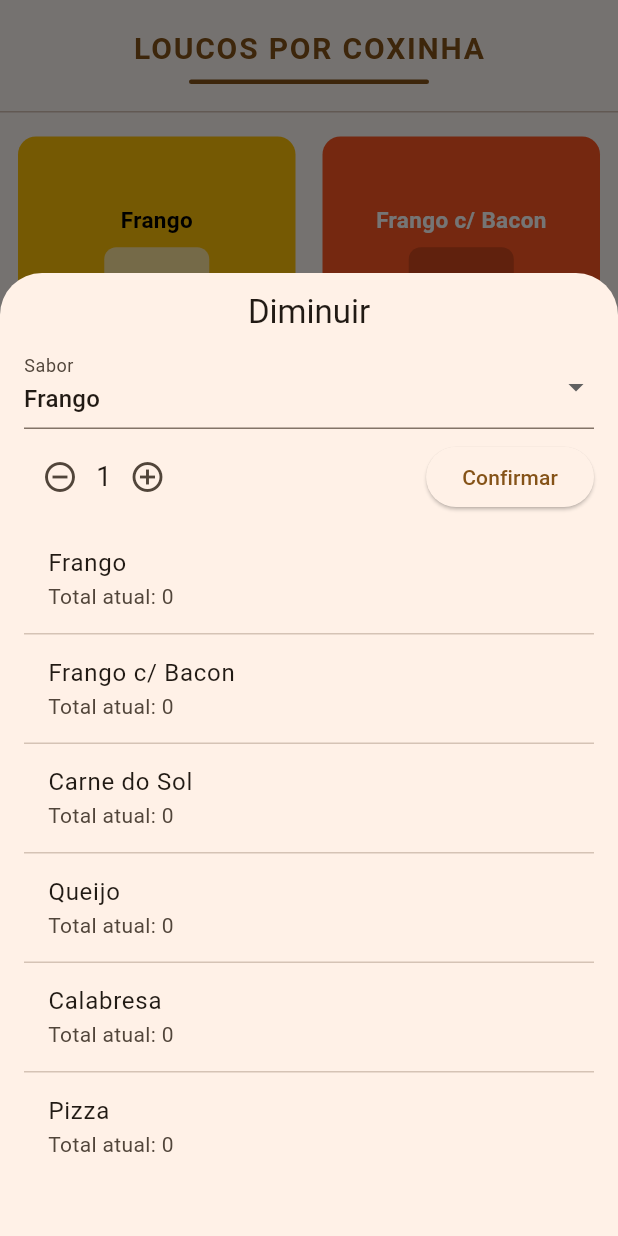
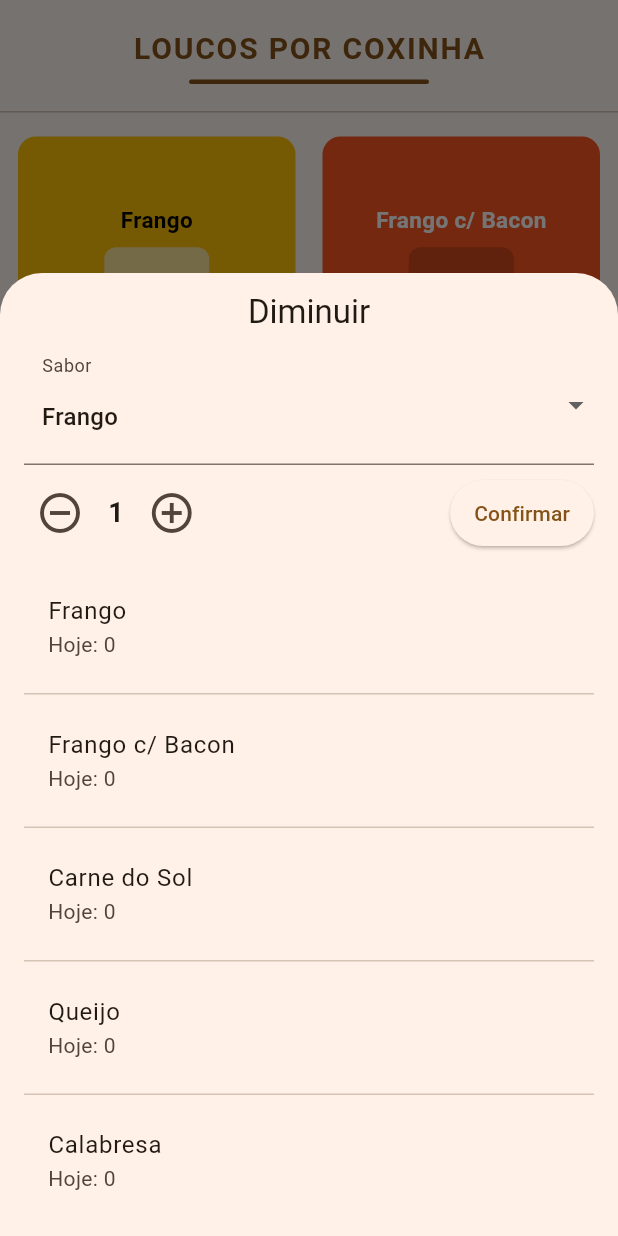
Before and after one commit to davicardoso5524/contador_app, a Flutter app: the screen it shows after launch, item 2 of the bottom bar chosen, on a phone screen of 412 x 824 dp. Run offline on Flutter 3.47's test engine with Material 3 defaults, Android fonts, the phone set to English and light mode, and no system bars; our stand-ins replace shared_preferences.

Commit message:
Subindo versão nova

```diff
--- a/lib/pages/home_page.dart
+++ b/lib/pages/home_page.dart
@@ -35,7 +35,6 @@ class _HomePageState extends State<HomePage> with WidgetsBindingObserver {
   @override
   void didChangeAppLifecycleState(AppLifecycleState state) {
     if (state == AppLifecycleState.resumed) {
-      // app voltou ao foreground — recalcula totais do dia
       _refresh();
     }
   }
@@ -51,14 +50,12 @@ class _HomePageState extends State<HomePage> with WidgetsBindingObserver {
   }
 
   Future<void> _refresh() async {
-    // reload from service
     setState(() {
       _counters = _service.counters;
       _todayTotals = _service.totalsForSingleDate(DateTime.now());
     });
   }
 
-  // incrementa +1 (tap direto em card)
   Future<void> _increment(String id) async {
     try {
       await _service.applyDelta(id, 1);
@@ -74,7 +71,6 @@ class _HomePageState extends State<HomePage> with WidgetsBindingObserver {
     }
   }
 
-  // abrir sheet para ajustar (delta positivo ou negativo)
   void _openAdjustSheet(bool isIncrement) {
     showModalBottomSheet(
       context: context,
@@ -82,7 +78,7 @@ class _HomePageState extends State<HomePage> with WidgetsBindingObserver {
       builder: (_) => _AdjustSheet(
         service: _service,
         isIncrement: isIncrement,
-        onDone: _refresh, // agora _refresh retorna Future<void>
+        onDone: _refresh,
       ),
     );
   }
@@ -97,6 +93,38 @@ class _HomePageState extends State<HomePage> with WidgetsBindingObserver {
       return const Scaffold(body: Center(child: CircularProgressIndicator()));
     }
 
+    // Pega o tamanho da tela para calcular responsividade
+    final screenWidth = MediaQuery.of(context).size.width;
+    final screenHeight = MediaQuery.of(context).size.height;
+
+    // Define número de colunas baseado na largura da tela
+    int crossAxisCount = 2;
+    double childAspectRatio = 0.95;
+    double horizontalPadding = 12.0;
+    double verticalPadding = 16.0;
+    double spacing = 18.0;
+
+    // Ajustes para telas pequenas (como A06)
+    if (screenWidth < 360) {
+      // Telas muito pequenas
+      crossAxisCount = 2;
+      childAspectRatio = 0.85;
+      horizontalPadding = 8.0;
+      verticalPadding = 12.0;
+      spacing = 12.0;
+    } else if (screenWidth < 400) {
+      // Telas pequenas
+      crossAxisCount = 2;
+      childAspectRatio = 0.90;
+      horizontalPadding = 10.0;
+      verticalPadding = 14.0;
+      spacing = 14.0;
+    } else if (screenWidth > 600) {
+      // Tablets
+      crossAxisCount = 3;
+      childAspectRatio = 1.0;
+    }
+
     final colors = [
       Colors.amber,
       Colors.deepOrange,
@@ -107,28 +135,30 @@ class _HomePageState extends State<HomePage> with WidgetsBindingObserver {
     ];
 
     return Scaffold(
-      body: Column(
+      body: SafeArea(
+        child: Column(
           children: [
             const AppHeader(title: 'LOUCOS POR COXINHA'),
             const Divider(height: 1, thickness: 1),
             Expanded(
               child: Padding(
-              padding: const EdgeInsets.symmetric(horizontal: 12, vertical: 16),
+                padding: EdgeInsets.symmetric(
+                  horizontal: horizontalPadding,
+                  vertical: verticalPadding,
+                ),
                 child: GridView.builder(
                   itemCount: _counters.length,
-                gridDelegate: const SliverGridDelegateWithFixedCrossAxisCount(
-                  crossAxisCount: 2, // suas 2 colunas
-                  mainAxisSpacing: 18,
-                  crossAxisSpacing: 18,
-                  childAspectRatio: 0.95,
+                  gridDelegate: SliverGridDelegateWithFixedCrossAxisCount(
+                    crossAxisCount: crossAxisCount,
+                    mainAxisSpacing: spacing,
+                    crossAxisSpacing: spacing,
+                    childAspectRatio: childAspectRatio,
                   ),
                   itemBuilder: (context, index) {
                     final c = _counters[index];
                     return FlavorCard(
                       flavorName: c.name,
                       color: colors[index % colors.length],
-                    // ANTES: value: c.value,
-                    // AGORA: valor mostrado é o total do DIA (hoje)
                       value: _todayTotals[c.id] ?? 0,
                       onTap: () => _increment(c.id),
                     );
@@ -138,14 +168,13 @@ class _HomePageState extends State<HomePage> with WidgetsBindingObserver {
             ),
             const Divider(height: 1, thickness: 1),
             FooterMenu(
-            onHome: () {
-              // nada por enquanto
-            },
+              onHome: () {},
               onMinus: () => _openAdjustSheet(false),
               onPlus: () => _openAdjustSheet(true),
               onReport: _openReport,
             ),
           ],
+        ),
       ),
     );
   }
@@ -155,7 +184,7 @@ class _HomePageState extends State<HomePage> with WidgetsBindingObserver {
 class _AdjustSheet extends StatefulWidget {
   final CounterService service;
   final bool isIncrement;
-  final Future<void> Function()? onDone; // <-- changed to return Future<void>
+  final Future<void> Function()? onDone;
 
   const _AdjustSheet({
     required this.service,
@@ -182,6 +211,23 @@ class _AdjustSheetState extends State<_AdjustSheet> {
   Future<void> _apply() async {
     if (_selectedId == null) return;
     final delta = widget.isIncrement ? _quantity : -_quantity;
+
+    // Verifica se a operação vai resultar em valor negativo
+    if (!widget.isIncrement) {
+      final currentItem = _items.firstWhere((item) => item.id == _selectedId);
+      if (currentItem.value < _quantity) {
+        if (!mounted) return;
+        ScaffoldMessenger.of(context).showSnackBar(
+          SnackBar(
+            content: Text('Não é possível remover $_quantity. Valor atual: ${currentItem.value}'),
+            duration: const Duration(milliseconds: 1500),
+            backgroundColor: Colors.orange,
+          ),
+        );
+        return;
+      }
+    }
+
     try {
       await widget.service.applyDelta(_selectedId!, delta);
       if (!mounted) return;
@@ -189,61 +235,151 @@ class _AdjustSheetState extends State<_AdjustSheet> {
       if (widget.onDone != null) await widget.onDone!();
       if (!mounted) return;
       ScaffoldMessenger.of(context).showSnackBar(
-        SnackBar(content: Text('${widget.isIncrement ? 'Adicionado' : 'Removido'} $_quantity'), duration: const Duration(milliseconds: 800)),
+        SnackBar(
+          content: Text('${widget.isIncrement ? 'Adicionado' : 'Removido'} $_quantity'),
+          duration: const Duration(milliseconds: 800),
+        ),
       );
     } catch (e) {
       if (!mounted) return;
-      ScaffoldMessenger.of(context).showSnackBar(SnackBar(content: Text('Erro: ${e.toString()}')));
+      ScaffoldMessenger.of(context).showSnackBar(
+        SnackBar(content: Text('Erro: ${e.toString()}')),
+      );
     }
   }
 
   @override
   Widget build(BuildContext context) {
     final title = widget.isIncrement ? 'Adicionar' : 'Diminuir';
+    final screenHeight = MediaQuery.of(context).size.height;
+    final screenWidth = MediaQuery.of(context).size.width;
+
+    // Ajusta padding para telas menores
+    final horizontalPadding = screenWidth < 360 ? 12.0 : 16.0;
+    final topPadding = screenWidth < 360 ? 8.0 : 12.0;
+
     return SafeArea(
       child: Padding(
-        padding: EdgeInsets.only(bottom: MediaQuery.of(context).viewInsets.bottom + 12, left: 16, right: 16, top: 12),
+        padding: EdgeInsets.only(
+          bottom: MediaQuery.of(context).viewInsets.bottom + topPadding,
+          left: horizontalPadding,
+          right: horizontalPadding,
+          top: topPadding,
+        ),
         child: ConstrainedBox(
-          constraints: BoxConstraints(maxHeight: MediaQuery.of(context).size.height * 0.75),
+          constraints: BoxConstraints(
+            maxHeight: screenHeight * 0.75,
+            minHeight: screenHeight * 0.3,
+          ),
           child: Column(
             mainAxisSize: MainAxisSize.min,
             children: [
-              Text(title, style: Theme.of(context).textTheme.titleLarge),
-              const SizedBox(height: 8),
+              Text(
+                title,
+                style: Theme.of(context).textTheme.titleLarge?.copyWith(
+                  fontSize: screenWidth < 360 ? 18 : null,
+                ),
+              ),
+              SizedBox(height: screenWidth < 360 ? 6 : 8),
               DropdownButtonFormField<String>(
-                initialValue: _selectedId, // <- changed to initialValue (deprecated fix)
-                items: _items.map((c) => DropdownMenuItem(value: c.id, child: Text(c.name))).toList(),
+                value: _selectedId,
+                items: _items
+                    .map((c) => DropdownMenuItem(
+                  value: c.id,
+                  child: Text(
+                    c.name,
+                    style: TextStyle(
+                      fontSize: screenWidth < 360 ? 14 : 16,
+                    ),
+                  ),
+                ))
+                    .toList(),
                 onChanged: (v) => setState(() => _selectedId = v),
-                decoration: const InputDecoration(labelText: 'Sabor'),
+                decoration: const InputDecoration(
+                  labelText: 'Sabor',
+                  contentPadding: EdgeInsets.symmetric(horizontal: 12, vertical: 8),
                 ),
-              const SizedBox(height: 8),
+                isDense: screenWidth < 360,
+              ),
+              SizedBox(height: screenWidth < 360 ? 6 : 8),
               Row(
                 children: [
                   IconButton(
                     onPressed: () => setState(() {
                       if (_quantity > 1) _quantity--;
                     }),
-                    icon: const Icon(Icons.remove_circle_outline),
+                    icon: Icon(
+                      Icons.remove_circle_outline,
+                      size: screenWidth < 360 ? 28 : 32,
                     ),
-                  Text('$_quantity', style: const TextStyle(fontSize: 18)),
+                    padding: EdgeInsets.all(screenWidth < 360 ? 4 : 8),
+                    constraints: const BoxConstraints(),
+                  ),
+                  const SizedBox(width: 8),
+                  Text(
+                    '$_quantity',
+                    style: TextStyle(
+                      fontSize: screenWidth < 360 ? 16 : 18,
+                      fontWeight: FontWeight.bold,
+                    ),
+                  ),
+                  const SizedBox(width: 8),
                   IconButton(
                     onPressed: () => setState(() => _quantity++),
-                    icon: const Icon(Icons.add_circle_outline),
+                    icon: Icon(
+                      Icons.add_circle_outline,
+                      size: screenWidth < 360 ? 28 : 32,
+                    ),
+                    padding: EdgeInsets.all(screenWidth < 360 ? 4 : 8),
+                    constraints: const BoxConstraints(),
                   ),
                   const Spacer(),
-                  ElevatedButton(onPressed: _apply, child: const Text('Confirmar')),
+                  ElevatedButton(
+                    onPressed: _apply,
+                    style: ElevatedButton.styleFrom(
+                      padding: EdgeInsets.symmetric(
+                        horizontal: screenWidth < 360 ? 12 : 16,
+                        vertical: screenWidth < 360 ? 8 : 12,
+                      ),
+                    ),
+                    child: Text(
+                      'Confirmar',
+                      style: TextStyle(
+                        fontSize: screenWidth < 360 ? 13 : 14,
+                      ),
+                    ),
+                  ),
                 ],
               ),
-              const SizedBox(height: 8),
+              SizedBox(height: screenWidth < 360 ? 6 : 8),
               Expanded(
                 child: ListView.separated(
                   itemCount: _items.length,
                   separatorBuilder: (_, _) => const Divider(height: 1),
                   itemBuilder: (context, i) {
                     final it = _items[i];
+                    // Mostra o valor do dia de hoje em vez do total acumulado
+                    final todayTotals = widget.service.totalsForSingleDate(DateTime.now());
+                    final todayValue = todayTotals[it.id] ?? 0;
+
                     return ListTile(
-                      title: Text(it.name),
-                      subtitle: Text('Total atual: ${it.value}'),
+                      title: Text(
+                        it.name,
+                        style: TextStyle(
+                          fontSize: screenWidth < 360 ? 14 : 16,
+                        ),
+                      ),
+                      subtitle: Text(
+                        'Hoje: $todayValue',
+                        style: TextStyle(
+                          fontSize: screenWidth < 360 ? 12 : 14,
+                        ),
+                      ),
+                      contentPadding: EdgeInsets.symmetric(
+                        horizontal: screenWidth < 360 ? 8 : 16,
+                        vertical: screenWidth < 360 ? 4 : 8,
+                      ),
+                      dense: screenWidth < 360,
                       onTap: () => setState(() => _selectedId = it.id),
                     );
                   },
--- a/lib/services/counter_service.dart
+++ b/lib/services/counter_service.dart
@@ -1,5 +1,6 @@
 // lib/services/counter_service.dart
 import 'dart:convert';
+import 'dart:math';
 import 'package:shared_preferences/shared_preferences.dart';
 import 'package:uuid/uuid.dart';
 import '../models/counter.dart';
@@ -85,22 +86,32 @@ class CounterService {
     await _saveCounters();
   }
 
+  /// Aplica um delta ao contador identificado por [id].
+  /// Se o delta for negativo e exceder o valor atual, ele será ajustado
+  /// para apenas reduzir até 0 (não permite resultado negativo).
+  /// O evento registrado terá o delta efetivamente aplicado.
   Future<void> applyDelta(String id, int delta) async {
     if (delta == 0) return;
     final idx = _counters.indexWhere((c) => c.id == id);
     if (idx == -1) throw Exception('Counter not found');
 
-    final newValue = _counters[idx].value + delta;
-    if (newValue < 0) {
-      throw Exception('Result would be negative');
-    }
+    final current = _counters[idx].value;
+    int newValue = current + delta;
+
+    // Não permitir valor negativo: limita para 0
+    if (newValue < 0) newValue = 0;
+
+    final actualApplied = newValue - current;
+
+    // Se nada foi aplicado (por exemplo tentativa de remover quando já está 0), não grava nem gera evento
+    if (actualApplied == 0) return;
 
     _counters[idx] = _counters[idx].copyWith(value: newValue);
 
     final event = CounterEvent(
       id: _uuid.v4(),
       counterId: id,
-      delta: delta,
+      delta: actualApplied,
       timestamp: DateTime.now().millisecondsSinceEpoch,
     );
     _events.add(event);
--- a/lib/widgets/footer_menu.dart
+++ b/lib/widgets/footer_menu.dart
@@ -8,85 +8,78 @@ class FooterMenu extends StatelessWidget {
   final VoidCallback onReport;
 
   const FooterMenu({
-    super.key,
+    Key? key,
     required this.onHome,
     required this.onMinus,
     required this.onPlus,
     required this.onReport,
-  });
+  }) : super(key: key);
 
   @override
   Widget build(BuildContext context) {
-    return Container(
-      height: 80,
-      color: Theme.of(context).colorScheme.surface,
-      padding: const EdgeInsets.symmetric(horizontal: 20),
-      child: Row(
-        mainAxisAlignment: MainAxisAlignment.spaceBetween,
-        crossAxisAlignment: CrossAxisAlignment.center,
-        children: [
+    const double baseHeight = 56.0;
+    final bottomInset = MediaQuery.of(context).padding.bottom;
+    final screenWidth = MediaQuery.of(context).size.width;
+    final isCompact = screenWidth < 360;
 
-          // HOME – área de toque maior
-          InkWell(
-            onTap: onHome,
-            borderRadius: BorderRadius.circular(10),
-            child: Padding(
-              padding: const EdgeInsets.symmetric(
-                horizontal: 20.0,  // antes era ~6
-                vertical: 14.0,     // antes era ~6
+    // tamanho mínimo dos botões circulares
+    final buttonMinSize = Size(isCompact ? 44 : 52, isCompact ? 44 : 52);
+
+    return SafeArea(
+      top: false,
+      child: Material(
+        elevation: 8,
+        color: Theme.of(context).colorScheme.surface,
+        child: Container(
+          height: baseHeight + bottomInset,
+          padding: EdgeInsets.only(bottom: bottomInset),
+          child: Row(
+            mainAxisAlignment: MainAxisAlignment.spaceAround,
+            children: [
+              // HOME
+              IconButton(
+                onPressed: onHome,
+                icon: const Icon(Icons.home_outlined),
+                splashRadius: 24,
               ),
-              child: Row(
-                children: [
-                  Icon(Icons.home_outlined, color: Theme.of(context).colorScheme.primary),
-                  const SizedBox(width: 6),
-                  Text('HOME', style: TextStyle(color: Theme.of(context).colorScheme.primary)),
-                ],
+
+              // DIMINUIR — AGORA IGUAL AO “+”
+              ElevatedButton(
+                onPressed: onMinus,
+                style: ElevatedButton.styleFrom(
+                  shape: const CircleBorder(),
+                  minimumSize: buttonMinSize,
+                  padding: const EdgeInsets.all(10),
+                  elevation: 2,
+                  backgroundColor: Theme.of(context).colorScheme.surface,
+                  foregroundColor: Theme.of(context).colorScheme.primary,
+                ),
+                child: const Icon(Icons.remove, size: 28),
               ),
-            ),
-          ),
 
-          // Separador |
-          Text('|', style: TextStyle(fontSize: 22, color: Colors.brown[700])),
+              // ADICIONAR
+              ElevatedButton(
+                onPressed: onPlus,
+                style: ElevatedButton.styleFrom(
+                  shape: const CircleBorder(),
+                  minimumSize: buttonMinSize,
+                  padding: const EdgeInsets.all(10),
+                  elevation: 2,
+                  backgroundColor: Theme.of(context).colorScheme.surface,
+                  foregroundColor: Theme.of(context).colorScheme.primary,
+                ),
+                child: const Icon(Icons.add, size: 28),
+              ),
 
-          // Botões - e +
-          Row(
-            children: [
+              // RELATÓRIO
               IconButton(
-                onPressed: onMinus,
-                icon: const Icon(Icons.remove_circle_outline),
-                tooltip: 'Diminuir',
-              ),
-              const SizedBox(width: 8),
-              IconButton(
-                onPressed: onPlus,
-                icon: const Icon(Icons.add_circle_outline),
-                tooltip: 'Adicionar',
+                onPressed: onReport,
+                icon: const Icon(Icons.bar_chart_outlined),
+                splashRadius: 24,
               ),
             ],
           ),
-
-          // Separador |
-          Text('|', style: TextStyle(fontSize: 22, color: Colors.brown[700])),
-
-          // RELATÓRIO – área de toque maior
-          InkWell(
-            onTap: onReport,
-            borderRadius: BorderRadius.circular(10),
-            child: Padding(
-              padding: const EdgeInsets.symmetric(
-                horizontal: 20.0, // antes era ~6
-                vertical: 14.0,   // antes era ~6
-              ),
-              child: Row(
-                children: [
-                  Icon(Icons.insert_chart_outlined, color: Theme.of(context).colorScheme.primary),
-                  const SizedBox(width: 6),
-                  Text('Relatório', style: TextStyle(color: Theme.of(context).colorScheme.primary)),
-                ],
-              ),
-            ),
-          ),
-        ],
+        ),
       ),
     );
   }
```
Lines whose indentation alone changed are shown as unchanged.
